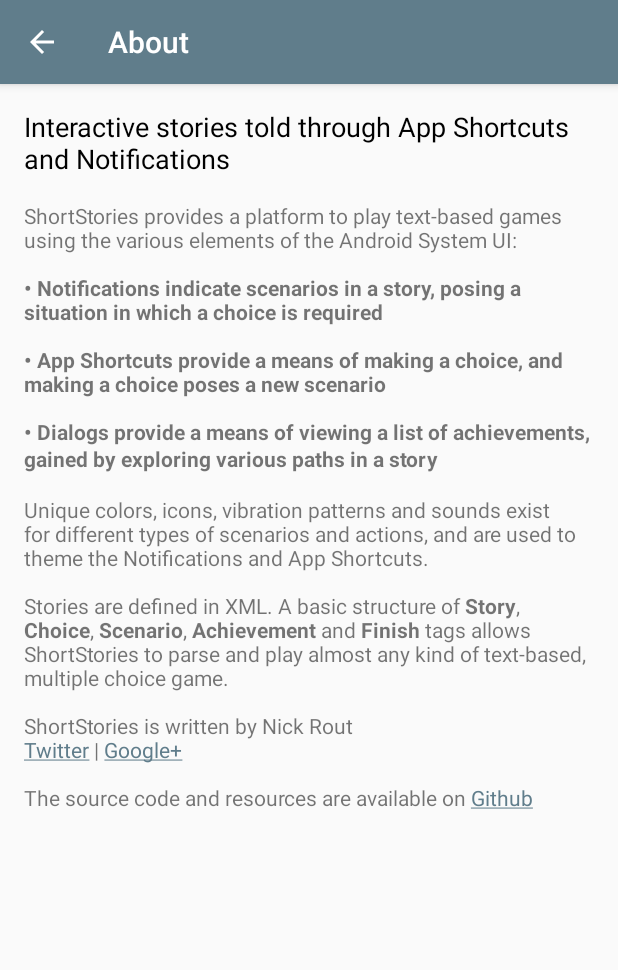
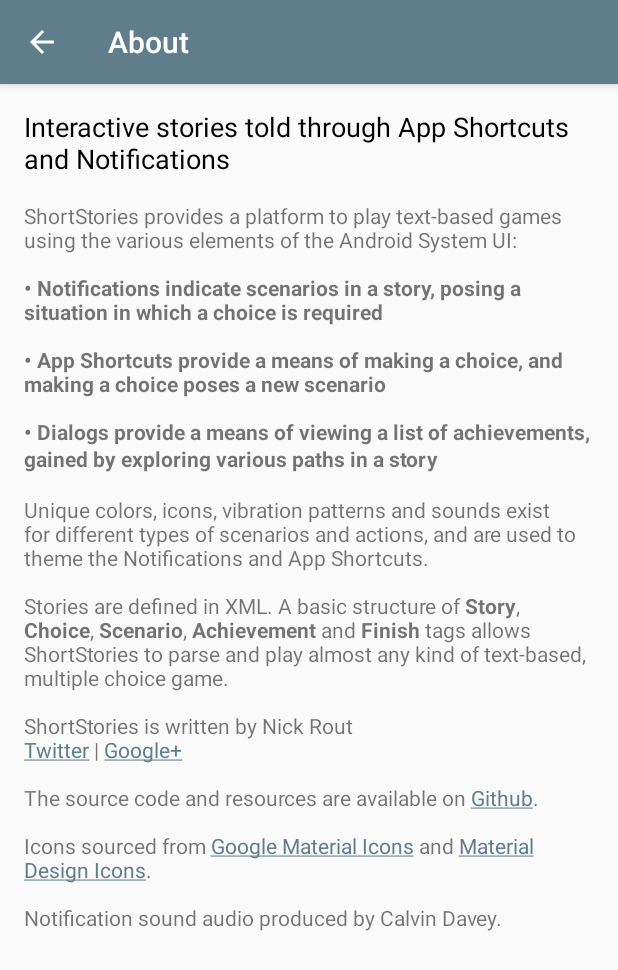
Before and after one commit to ricknout/shortstories, an Android app: the AboutActivity screen opened directly, with no data from a screen before it, on a phone screen of 412 x 824 dp. Shown: the top 970 px of the screen. Run offline under Robolectric (Android 15) with nearby library versions, the phone set to English and light mode, and no system bars; our stand-ins replace data binding.

Commit message:
Update about description sources

```diff
--- a/app/src/main/res/values/strings.xml
+++ b/app/src/main/res/values/strings.xml
@@ -19,7 +19,7 @@
     <string name="shortcut_disabled_message">This choice is no longer available!</string>
     <string name="error_load_story">Failed to load story</string>
     <string name="text_about_subtitle">Interactive stories told through App Shortcuts and Notifications</string>
-    <string name="text_about"><![CDATA[ShortStories provides a platform to play text-based games using the various elements of the Android System UI:<br><br><b>• Notifications indicate scenarios in a story, posing a situation in which a choice is required<br><br>• App Shortcuts provide a means of making a choice, and making a choice poses a new scenario<br><br>• Dialogs provide a means of viewing a list of achievements, gained by exploring various paths in a story</b><br><br>Unique colors, icons, vibration patterns and sounds exist for different types of scenarios and actions, and are used to theme the Notifications and App Shortcuts.<br><br>Stories are defined in XML. A basic structure of <b>Story</b>, <b>Choice</b>, <b>Scenario</b>, <b>Achievement</b> and <b>Finish</b> tags allows ShortStories to parse and play almost any kind of text-based, multiple choice game.<br><br>ShortStories is written by Nick Rout<br><a href="https://twitter.com/ricknout">Twitter</a> | <a href="https://plus.google.com/+NicholasRout">Google+</a><br><br>The source code and resources are available on <a href="https://github.com/nicholasrout/shortstories">Github</a>]]></string>
+    <string name="text_about"><![CDATA[ShortStories provides a platform to play text-based games using the various elements of the Android System UI:<br><br><b>• Notifications indicate scenarios in a story, posing a situation in which a choice is required<br><br>• App Shortcuts provide a means of making a choice, and making a choice poses a new scenario<br><br>• Dialogs provide a means of viewing a list of achievements, gained by exploring various paths in a story</b><br><br>Unique colors, icons, vibration patterns and sounds exist for different types of scenarios and actions, and are used to theme the Notifications and App Shortcuts.<br><br>Stories are defined in XML. A basic structure of <b>Story</b>, <b>Choice</b>, <b>Scenario</b>, <b>Achievement</b> and <b>Finish</b> tags allows ShortStories to parse and play almost any kind of text-based, multiple choice game.<br><br>ShortStories is written by Nick Rout<br><a href="https://twitter.com/ricknout">Twitter</a> | <a href="https://plus.google.com/+NicholasRout">Google+</a><br><br>The source code and resources are available on <a href="https://github.com/nicholasrout/shortstories">Github</a>.<br><br>Icons sourced from <a href="https://material.io/icons">Google Material Icons</a> and <a href="https://materialdesignicons.com">Material Design Icons</a>.<br><br>Notification sound audio produced by Calvin Davey.]]></string>
     <string name="subject_share">Get the ShortStories app</string>
     <!-- TODO: Include link to ShortStories app on Play Store in share text -->
     <string name="text_share">Interactive stories told through App Shortcuts and Notifications.\n\nGet the ShortStories app:\n</string>
```
